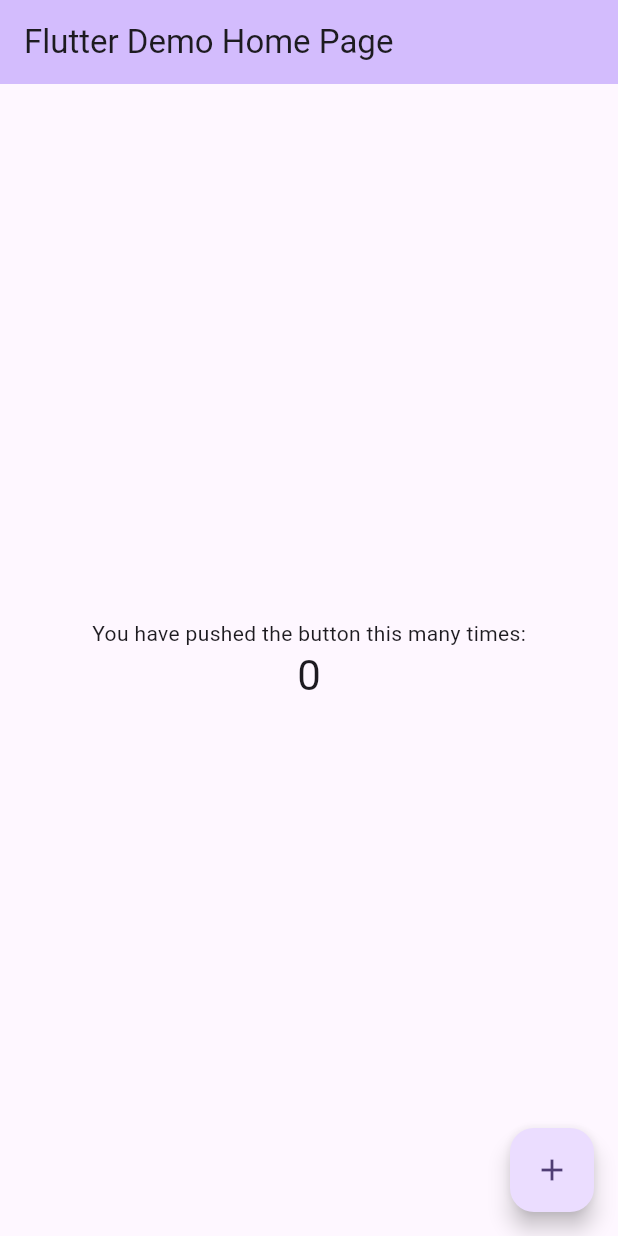
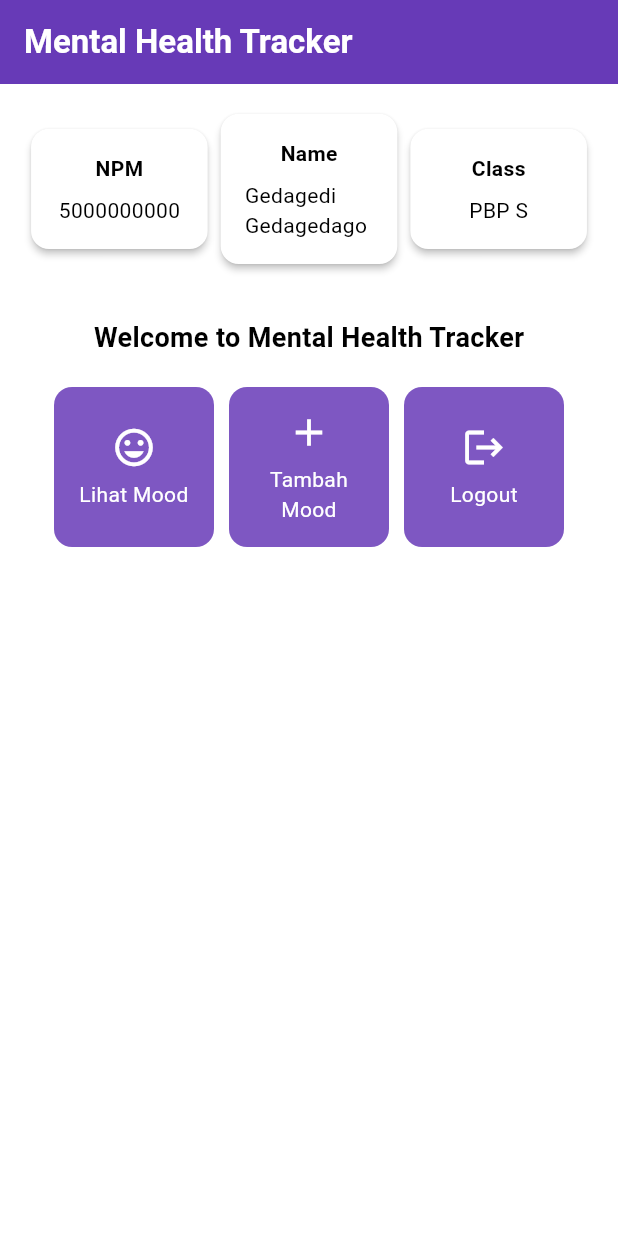
Before and after one commit to bddaax/mental-health-tracker-mobile, a Flutter app: the screen it shows after launch, on a phone screen of 412 x 824 dp. Run offline on Flutter 3.47's test engine with Material 3 defaults, Android fonts, the phone set to English and light mode, and no system bars.

Commit message:
Finish Tutorial 6 : Pengantar Flutter

```diff
--- a/lib/main.dart
+++ b/lib/main.dart
@@ -1,4 +1,5 @@
 import 'package:flutter/material.dart';
+import 'package:mental_health_tracker/menu.dart';
 
 void main() {
   runApp(const MyApp());
@@ -28,98 +29,12 @@ class MyApp extends StatelessWidget {
         //
         // This works for code too, not just values: Most code changes can be
         // tested with just a hot reload.
-        colorScheme: ColorScheme.fromSeed(seedColor: Colors.deepPurple),
+         colorScheme: ColorScheme.fromSwatch(
+              primarySwatch: Colors.deepPurple,
+        ).copyWith(secondary: Colors.deepPurple[400]),
         useMaterial3: true,
       ),
-      home: const MyHomePage(title: 'Flutter Demo Home Page'),
+      home: MyHomePage(),
     );
   }
 }
-
-class MyHomePage extends StatefulWidget {
-  const MyHomePage({super.key, required this.title});
-
-  // This widget is the home page of your application. It is stateful, meaning
-  // that it has a State object (defined below) that contains fields that affect
-  // how it looks.
-
-  // This class is the configuration for the state. It holds the values (in this
-  // case the title) provided by the parent (in this case the App widget) and
-  // used by the build method of the State. Fields in a Widget subclass are
-  // always marked "final".
-
-  final String title;
-
-  @override
-  State<MyHomePage> createState() => _MyHomePageState();
-}
-
-class _MyHomePageState extends State<MyHomePage> {
-  int _counter = 0;
-
-  void _incrementCounter() {
-    setState(() {
-      // This call to setState tells the Flutter framework that something has
-      // changed in this State, which causes it to rerun the build method below
-      // so that the display can reflect the updated values. If we changed
-      // _counter without calling setState(), then the build method would not be
-      // called again, and so nothing would appear to happen.
-      _counter++;
-    });
-  }
-
-  @override
-  Widget build(BuildContext context) {
-    // This method is rerun every time setState is called, for instance as done
-    // by the _incrementCounter method above.
-    //
-    // The Flutter framework has been optimized to make rerunning build methods
-    // fast, so that you can just rebuild anything that needs updating rather
-    // than having to individually change instances of widgets.
-    return Scaffold(
-      appBar: AppBar(
-        // TRY THIS: Try changing the color here to a specific color (to
-        // Colors.amber, perhaps?) and trigger a hot reload to see the AppBar
-        // change color while the other colors stay the same.
-        backgroundColor: Theme.of(context).colorScheme.inversePrimary,
-        // Here we take the value from the MyHomePage object that was created by
-        // the App.build method, and use it to set our appbar title.
-        title: Text(widget.title),
-      ),
-      body: Center(
-        // Center is a layout widget. It takes a single child and positions it
-        // in the middle of the parent.
-        child: Column(
-          // Column is also a layout widget. It takes a list of children and
-          // arranges them vertically. By default, it sizes itself to fit its
-          // children horizontally, and tries to be as tall as its parent.
-          //
-          // Column has various properties to control how it sizes itself and
-          // how it positions its children. Here we use mainAxisAlignment to
-          // center the children vertically; the main axis here is the vertical
-          // axis because Columns are vertical (the cross axis would be
-          // horizontal).
-          //
-          // TRY THIS: Invoke "debug painting" (choose the "Toggle Debug Paint"
-          // action in the IDE, or press "p" in the console), to see the
-          // wireframe for each widget.
-          mainAxisAlignment: MainAxisAlignment.center,
-          children: <Widget>[
-            const Text(
-              'You have pushed the button this many times:',
-            ),
-            Text(
-              '$_counter',
-              style: Theme.of(context).textTheme.headlineMedium,
-            ),
-          ],
-        ),
-      ),
-      floatingActionButton: FloatingActionButton(
-        onPressed: _incrementCounter,
-        tooltip: 'Increment',
-        child: const Icon(Icons.add),
-      ), // This trailing comma makes auto-formatting nicer for build methods.
-    );
-  }
-}
--- /dev/null
+++ b/lib/menu.dart
@@ -0,0 +1,188 @@
+import 'package:flutter/material.dart';
+
+class MyHomePage extends StatelessWidget {
+  final String npm = '5000000000'; // NPM
+  final String name = 'Gedagedi Gedagedago'; // Nama
+  final String className = 'PBP S'; // Kelas
+
+        final List<ItemHomepage> items = [
+        ItemHomepage("Lihat Mood", Icons.mood),
+        ItemHomepage("Tambah Mood", Icons.add),
+        ItemHomepage("Logout", Icons.logout),
+    ];
+
+  MyHomePage({super.key});
+
+  @override
+  Widget build(BuildContext context) {
+    // Scaffold menyediakan struktur dasar halaman dengan AppBar dan body.
+    return Scaffold(
+      // AppBar adalah bagian atas halaman yang menampilkan judul.
+      appBar: AppBar(
+        // Judul aplikasi "Mental Health Tracker" dengan teks putih dan tebal.
+        title: const Text(
+          'Mental Health Tracker',
+          style: TextStyle(
+            color: Colors.white,
+            fontWeight: FontWeight.bold,
+          ),
+        ),
+        // Warna latar belakang AppBar diambil dari skema warna tema aplikasi.
+        backgroundColor: Theme.of(context).colorScheme.primary,
+      ),
+      // Body halaman dengan padding di sekelilingnya.
+      body: Padding(
+        padding: const EdgeInsets.all(16.0),
+        // Menyusun widget secara vertikal dalam sebuah kolom.
+        child: Column(
+          crossAxisAlignment: CrossAxisAlignment.center,
+          children: [
+            // Row untuk menampilkan 3 InfoCard secara horizontal.
+            Row(
+              mainAxisAlignment: MainAxisAlignment.spaceEvenly,
+              children: [
+                InfoCard(title: 'NPM', content: npm),
+                InfoCard(title: 'Name', content: name),
+                InfoCard(title: 'Class', content: className),
+              ],
+            ),
+
+            // Memberikan jarak vertikal 16 unit.
+            const SizedBox(height: 16.0),
+
+            // Menempatkan widget berikutnya di tengah halaman.
+            Center(
+              child: Column(
+                // Menyusun teks dan grid item secara vertikal.
+
+                children: [
+                  // Menampilkan teks sambutan dengan gaya tebal dan ukuran 18.
+                  const Padding(
+                    padding: EdgeInsets.only(top: 16.0),
+                    child: Text(
+                      'Welcome to Mental Health Tracker',
+                      style: TextStyle(
+                        fontWeight: FontWeight.bold,
+                        fontSize: 18.0,
+                      ),
+                    ),
+                  ),
+
+                  // Grid untuk menampilkan ItemCard dalam bentuk grid 3 kolom.
+                  GridView.count(
+                    primary: true,
+                    padding: const EdgeInsets.all(20),
+                    crossAxisSpacing: 10,
+                    mainAxisSpacing: 10,
+                    crossAxisCount: 3,
+                    // Agar grid menyesuaikan tinggi kontennya.
+                    shrinkWrap: true,
+
+                    // Menampilkan ItemCard untuk setiap item dalam list items.
+                    children: items.map((ItemHomepage item) {
+                      return ItemCard(item);
+                    }).toList(),
+                  ),
+                ],
+              ),
+            ),
+          ],
+        ),
+      ),
+    );
+  }
+}
+
+class InfoCard extends StatelessWidget {
+  // Kartu informasi yang menampilkan title dan content.
+
+  final String title;  // Judul kartu.
+  final String content;  // Isi kartu.
+
+  const InfoCard({super.key, required this.title, required this.content});
+
+  @override
+  Widget build(BuildContext context) {
+    return Card(
+      // Membuat kotak kartu dengan bayangan dibawahnya.
+      elevation: 2.0,
+      child: Container(
+        // Mengatur ukuran dan jarak di dalam kartu.
+        width: MediaQuery.of(context).size.width / 3.5, // menyesuaikan dengan lebar device yang digunakan.
+        padding: const EdgeInsets.all(16.0),
+        // Menyusun title dan content secara vertikal.
+        child: Column(
+          children: [
+            Text(
+              title,
+              style: const TextStyle(fontWeight: FontWeight.bold),
+            ),
+            const SizedBox(height: 8.0),
+            Text(content),
+          ],
+        ),
+      ),
+    );
+  }
+}
+
+class ItemHomepage {
+    final String name;
+    final IconData icon;
+
+    ItemHomepage(this.name, this.icon);
+}
+
+class ItemCard extends StatelessWidget {
+  // Menampilkan kartu dengan ikon dan nama.
+
+  final ItemHomepage item;
+
+  const ItemCard(this.item, {super.key});
+
+  @override
+  Widget build(BuildContext context) {
+    return Material(
+      // Menentukan warna latar belakang dari tema aplikasi.
+      color: Theme.of(context).colorScheme.secondary,
+      // Membuat sudut kartu melengkung.
+      borderRadius: BorderRadius.circular(12),
+
+      child: InkWell(
+        // Aksi ketika kartu ditekan.
+        onTap: () {
+          // Menampilkan pesan SnackBar saat kartu ditekan.
+          ScaffoldMessenger.of(context)
+            ..hideCurrentSnackBar()
+            ..showSnackBar(
+              SnackBar(content: Text("Kamu telah menekan tombol ${item.name}!"))
+            );
+        },
+        // Container untuk menyimpan Icon dan Text
+        child: Container(
+          padding: const EdgeInsets.all(8),
+          child: Center(
+            child: Column(
+              // Menyusun ikon dan teks di tengah kartu.
+              mainAxisAlignment: MainAxisAlignment.center,
+              children: [
+                Icon(
+                  item.icon,
+                  color: Colors.white,
+                  size: 30.0,
+                ),
+                const Padding(padding: EdgeInsets.all(3)),
+                Text(
+                  item.name,
+                  textAlign: TextAlign.center,
+                  style: const TextStyle(color: Colors.white),
+                ),
+              ],
+            ),
+          ),
+        ),
+      ),
+    );
+  }
+
+}
```
